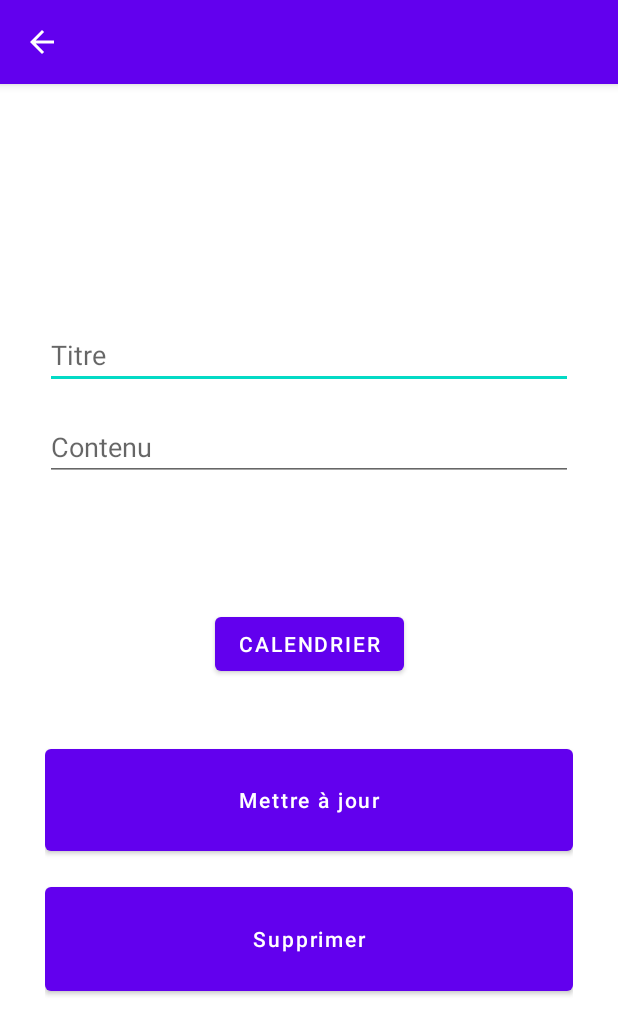
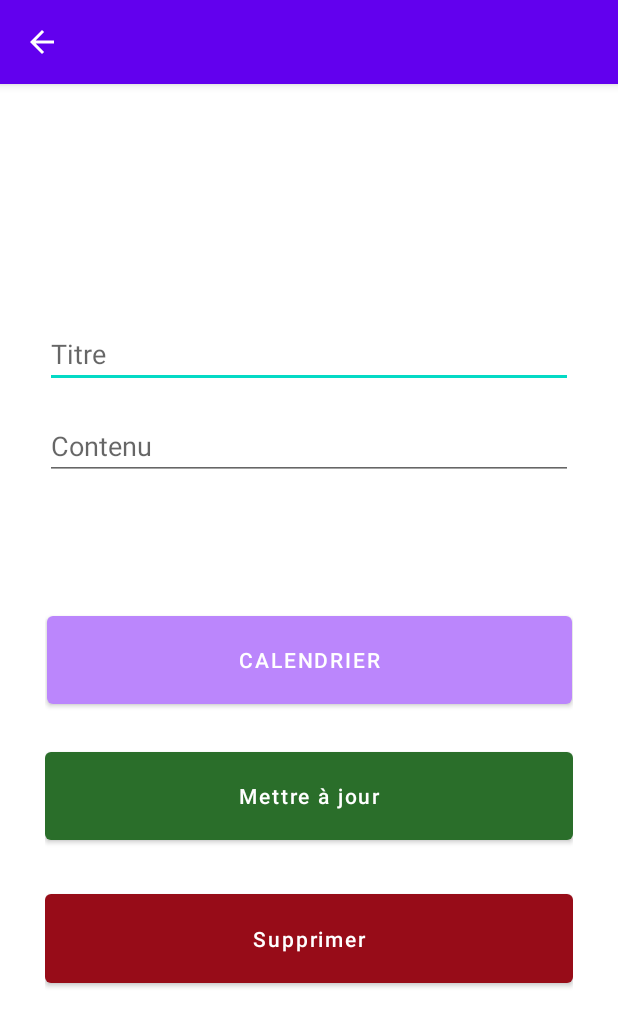
Before and after one commit to Maksew/TodoListKotlin, an Android app: the UpdateActivity screen opened directly, with no data from a screen before it, on a phone screen of 412 x 824 dp. Shown: the top 1035 px of the screen. Run offline under Robolectric (Android 15) with nearby library versions, the phone set to English and light mode, and no system bars.

Commit message:
+ Update graphique (btn color et correction bug afficache main page)

```diff
--- a/app/src/main/res/layout/activity_main.xml
+++ b/app/src/main/res/layout/activity_main.xml
@@ -8,8 +8,8 @@
 
     <androidx.recyclerview.widget.RecyclerView
         android:id="@+id/recyclerView"
-        android:layout_width="409dp"
-        android:layout_height="729dp"
+        android:layout_width="match_parent"
+        android:layout_height="match_parent"
         app:layout_constraintBottom_toBottomOf="parent"
         app:layout_constraintEnd_toEndOf="parent"
         app:layout_constraintStart_toStartOf="parent"
--- a/app/src/main/res/layout/activity_update.xml
+++ b/app/src/main/res/layout/activity_update.xml
@@ -11,7 +11,7 @@
         android:id="@+id/titleInput2"
         android:layout_width="match_parent"
         android:layout_height="wrap_content"
-        android:layout_marginTop="128dp"
+        android:layout_marginTop="127dp"
         android:ems="10"
         android:inputType="textPersonName"
         android:hint="@string/titre"
@@ -43,39 +43,44 @@
 
     <Button
         android:id="@+id/calendar2"
-        android:layout_width="wrap_content"
-        android:layout_height="wrap_content"
+        android:layout_width="350dp"
+        android:layout_height="0dp"
         android:layout_marginStart="8dp"
         android:layout_marginTop="40dp"
         android:layout_marginEnd="8dp"
         android:text="@string/calendrier"
+        app:backgroundTint="@color/purple_200"
         app:layout_constraintEnd_toEndOf="parent"
+        app:layout_constraintHeight_percent="0.1"
         app:layout_constraintStart_toStartOf="parent"
         app:layout_constraintTop_toBottomOf="@+id/dateTextView2" />
 
     <Button
         android:id="@+id/updateButton"
         android:layout_width="match_parent"
-        android:layout_height="80dp"
-        android:layout_marginTop="40dp"
+        android:layout_height="0dp"
+        android:layout_marginTop="20dp"
         android:text="Mettre à jour"
         android:textAllCaps="false"
+        app:backgroundTint="@color/vert"
         app:layout_constraintEnd_toEndOf="parent"
-        app:layout_constraintHorizontal_bias="0.266"
         app:layout_constraintStart_toStartOf="parent"
-        app:layout_constraintTop_toBottomOf="@+id/calendar2" />
+        app:layout_constraintTop_toBottomOf="@+id/calendar2"
+        app:layout_constraintHeight_percent="0.1"/>
 
     <Button
         android:id="@+id/deleteButton"
         android:layout_width="match_parent"
-        android:layout_height="81dp"
-        android:layout_marginTop="132dp"
+        android:layout_height="0dp"
+        android:layout_marginTop="24dp"
         android:text="Supprimer"
+        app:backgroundTint="@color/rouge"
         android:textAllCaps="false"
         app:layout_constraintEnd_toEndOf="parent"
-        app:layout_constraintHorizontal_bias="0.733"
         app:layout_constraintStart_toStartOf="parent"
-        app:layout_constraintTop_toBottomOf="@+id/calendar2" />
+        app:layout_constraintTop_toBottomOf="@+id/updateButton"
+        app:layout_constraintHeight_percent="0.1"/>
+
 
 
 </androidx.constraintlayout.widget.ConstraintLayout>
--- a/app/src/main/res/values/colors.xml
+++ b/app/src/main/res/values/colors.xml
@@ -7,4 +7,6 @@
     <color name="teal_700">#FF018786</color>
     <color name="black">#FF000000</color>
     <color name="white">#FFFFFFFF</color>
+    <color name="vert">#2A6E2A</color>
+    <color name="rouge">#970C18</color>
 </resources>
```
